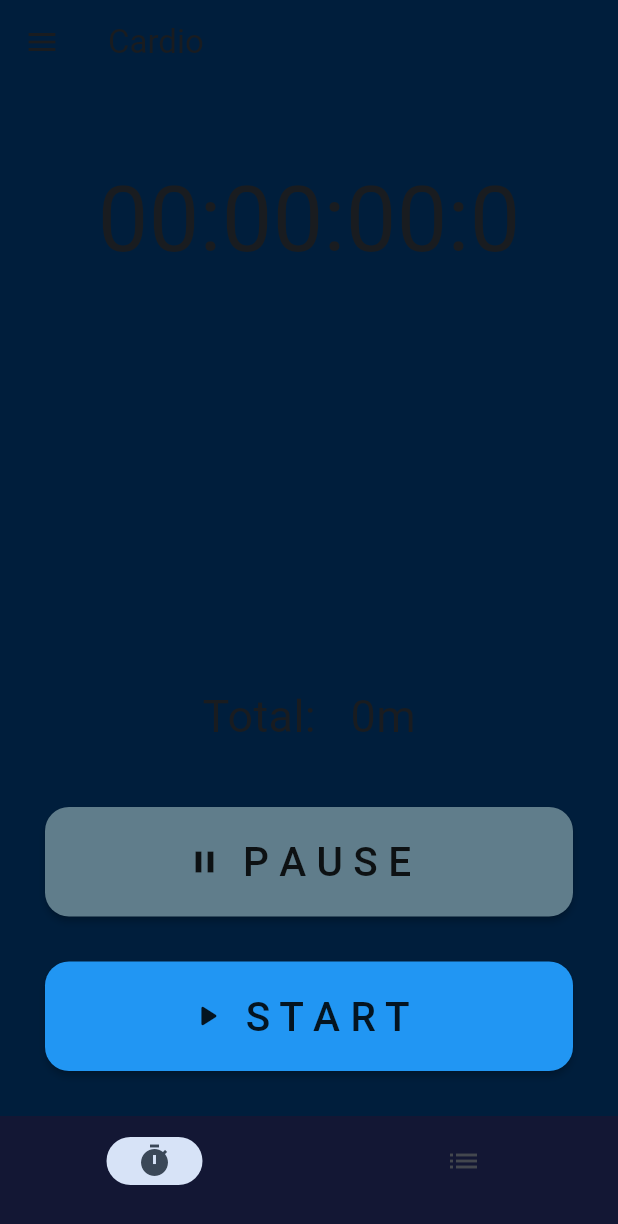
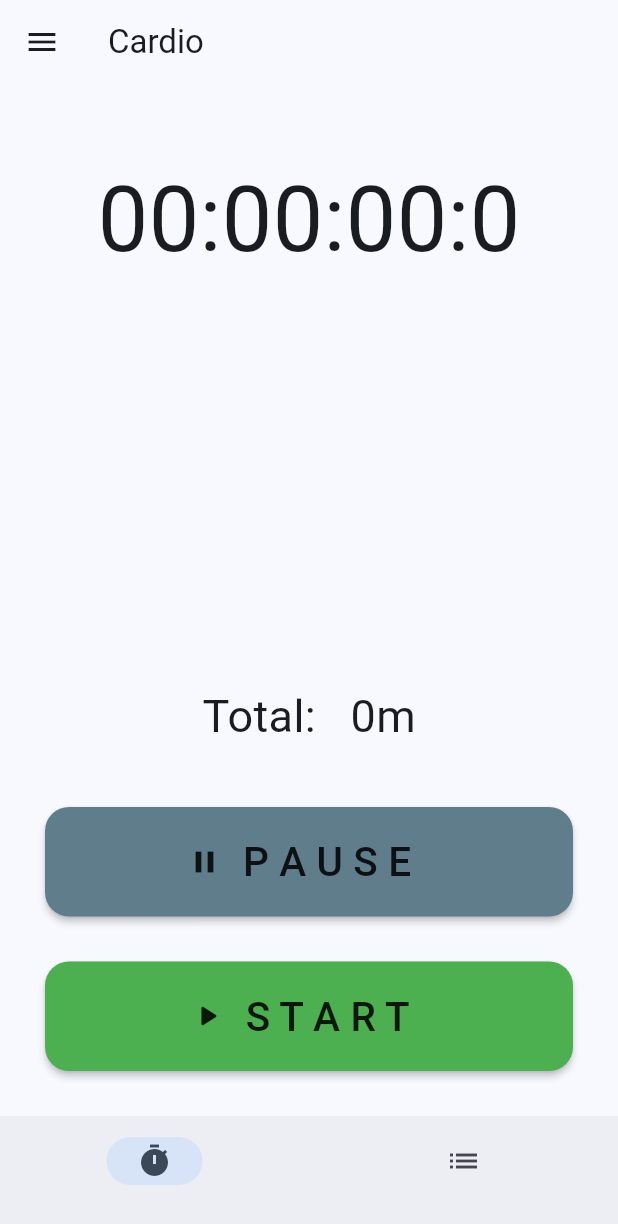
Before and after one commit to koloiyolo/fitness_app, a Flutter app: the AppDrawer screen opened directly, on a phone screen of 412 x 824 dp. Shown: the top 1224 px of the screen. Run offline on Flutter 3.47's test engine with Material 2 defaults, Android fonts, the phone set to English and light mode, and no system bars; our stand-ins replace geolocator, hive, hive_flutter; accounts and stored records are empty.

Commit message:
deleted useless color schemes

```diff
--- a/lib/appdrawer.dart
+++ b/lib/appdrawer.dart
@@ -55,7 +55,6 @@ class _AppDrawerState extends State<AppDrawer> {
 
     return Scaffold(
       drawer: NavigationDrawer(
-        backgroundColor: const Color(0xFF131734),
           selectedIndex: index,
           onDestinationSelected: (value) {
             setState(() {
@@ -69,7 +68,6 @@ class _AppDrawerState extends State<AppDrawer> {
               child: Text('Hey ${user.get('name')}!',
               style: const TextStyle(
                 fontSize: 25,
-                color: Color.fromARGB(255, 102, 178, 255)
               ),),
             ),
             const NavigationDrawerDestination(
@@ -91,7 +89,6 @@ class _AppDrawerState extends State<AppDrawer> {
                 icon: Icon(Icons.settings), label: Text('Settings')),
           ]),
       appBar: AppBar(
-        backgroundColor: const Color(0xFF001e3c),
         title: Text((index == 0) ? 'Cardio':
         (index == 1) ? 'Sprint':
         (index == 2)? 'Cycling':
@@ -99,7 +96,6 @@ class _AppDrawerState extends State<AppDrawer> {
         (index == 0)? 'User data':
         'Settings')
       ),
-      backgroundColor: const Color(0xFF001e3c),
       body: page,
     );
   }
--- a/lib/screens/splash.dart
+++ b/lib/screens/splash.dart
@@ -21,7 +21,6 @@ class _SplashScreenState extends State<SplashScreen> {
   @override
   Widget build(BuildContext context) {
     return Scaffold(
-      backgroundColor: const Color(0xFF001e3c),
         body: SafeArea(
       child: Padding(
         padding: const EdgeInsets.all(16),
@@ -31,7 +30,6 @@ class _SplashScreenState extends State<SplashScreen> {
             const Text( 'Hey',
             style: TextStyle(
               fontSize: 45,
-              color:  Color.fromARGB(255, 102, 178, 255)
             ) ,),
             const BuildText(text: 'Tell us something about you', size: 1.8),
             const SizedBox(height: 16),
--- a/lib/screens/stopwatchlist.dart
+++ b/lib/screens/stopwatchlist.dart
@@ -14,7 +14,6 @@ class StopWatchList extends StatelessWidget {
       itemBuilder: (context, index) => Card(
         shape: RoundedRectangleBorder(
           borderRadius: BorderRadius.circular(24)),
-        color: const Color(0xFF131734),
         child: ExpansionTile(
           shape: RoundedRectangleBorder(
           borderRadius: BorderRadius.circular(24)),
--- a/lib/screens/stopwatchtimer.dart
+++ b/lib/screens/stopwatchtimer.dart
@@ -118,7 +118,7 @@ class _StopWatchTimerPageState extends State<StopWatchTimerPage> {
             shape: RoundedRectangleBorder(
               borderRadius: BorderRadius.circular(16),
             ),
-            color: (isStarted) ? Colors.red : Colors.blue,
+            color: (isStarted) ? Colors.red : Colors.green,
             onPressed: (isStarted) ? stopWatchStop : startStopWatch,
             child: Row(
               mainAxisAlignment: MainAxisAlignment.center,
--- a/lib/timer_scaffold.dart
+++ b/lib/timer_scaffold.dart
@@ -35,7 +35,6 @@ class _TimerScaffoldState extends State<TimerScaffold> {
           children: [
             Expanded(child: page),
             NavigationBar(
-              backgroundColor: const Color(0xFF131734),
                 destinations: const [
                   NavigationDestination(icon: Icon(Icons.timer,), label: ''),
                   NavigationDestination(icon: Icon(Icons.list), label: ''),
```
